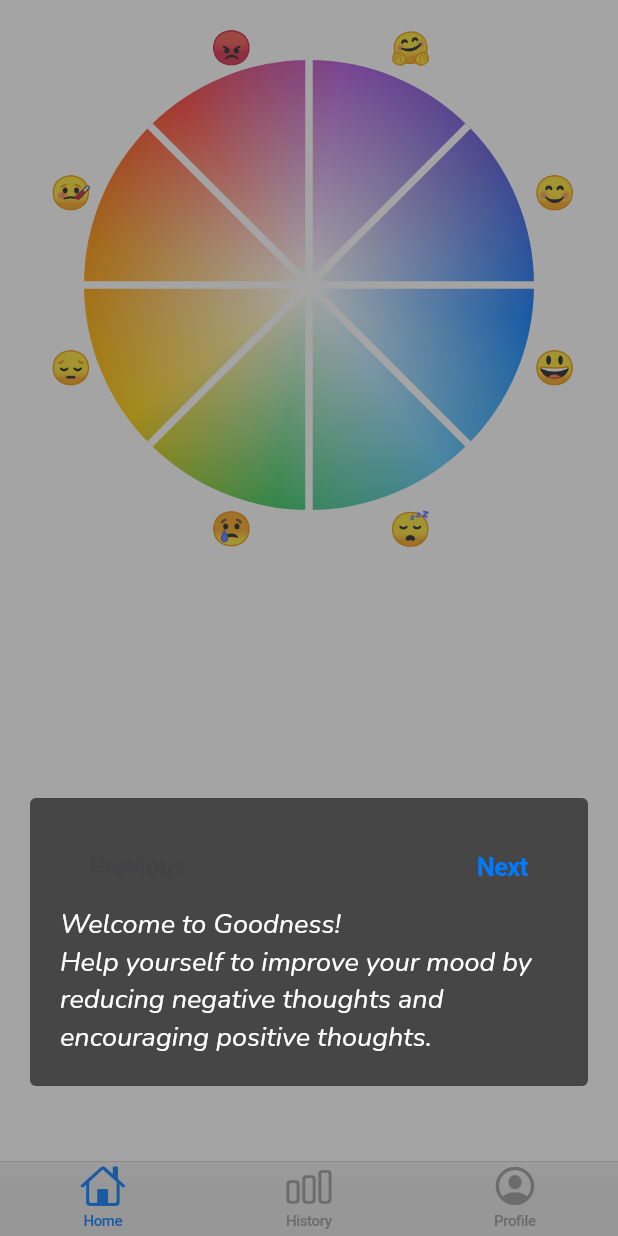
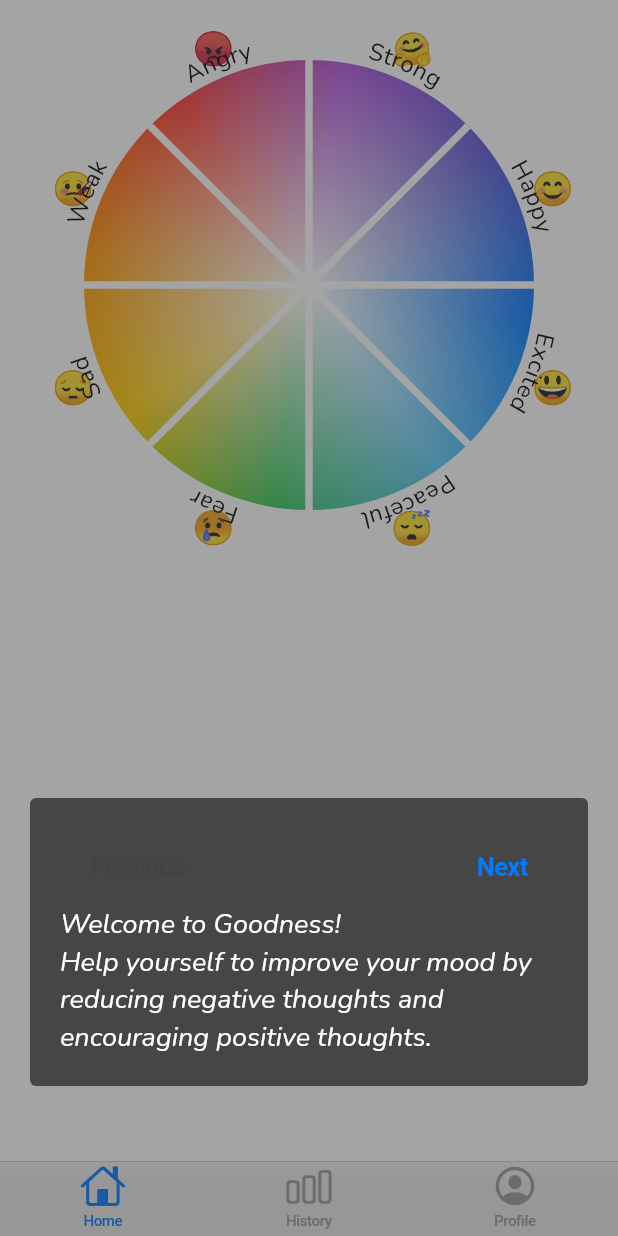
Before and after one commit to omparaday/goodness, a Flutter app: the screen it shows after launch, on a phone screen of 412 x 824 dp. Run offline on Flutter 3.47's test engine with Material 2 defaults, Android fonts, the phone set to English and light mode, and no system bars; our stand-ins replace google_fonts, shared_preferences, sprintf; missing offline and left inert: shared_preferences_web; Roboto replaces fonts that are missing (EmojiOne).

Commit message:
Adding arc text for mood circle in home

```diff
--- a/lib/widgets/MoodCircle.dart
+++ b/lib/widgets/MoodCircle.dart
@@ -7,6 +7,7 @@ import '../home.dart';
 import 'dart:math' as math;
 
 import '../l10n/Localizations.dart';
+import 'ArcText.dart';
 
 class MoodCircle extends StatelessWidget {
   MoodCircle(double this.diameter, this.inset, this.radius, this.sideOfSquare,
@@ -32,7 +33,8 @@ class MoodCircle extends StatelessWidget {
           ..layout())
         .size;
     Widget bigCircle = Container(
-      margin: EdgeInsets.only(left: inset-10, right: inset-10, top: inset, bottom: inset),
+      margin: EdgeInsets.only(
+          left: inset - 10, right: inset - 10, top: inset, bottom: inset),
       width: diameter,
       height: diameter,
       decoration: BoxDecoration(
@@ -73,10 +75,12 @@ class MoodCircle extends StatelessWidget {
             ),
             child: GestureDetector(
               onPanUpdate: _processState == ProcessState.NotTaken
-                  ? (details) => onTapUp(details.localPosition.dx, details.localPosition.dy)
+                  ? (details) => onTapUp(
+                      details.localPosition.dx, details.localPosition.dy)
                   : (details) => null,
-              onPanStart:  _processState == ProcessState.NotTaken
-                  ? (details) => onTapUp(details.localPosition.dx, details.localPosition.dy)
+              onPanStart: _processState == ProcessState.NotTaken
+                  ? (details) => onTapUp(
+                      details.localPosition.dx, details.localPosition.dy)
                   : (details) => null,
               child: Container(
                 decoration: BoxDecoration(
@@ -102,49 +106,75 @@ class MoodCircle extends StatelessWidget {
           children: <Widget>[
             bigCircle,
             Positioned(
-              top: inset + radius - (sideOfSquare/2 + smileySize.height),
-              left: diameter + inset - 10,
+              top: getTop(11*math.pi/8, smileySize.height),
+              left: getLeft(11*math.pi/8, smileySize.height, smileySize.width),
               child: getEmoji("😊", context),
             ),
             Positioned(
-              top: inset + radius + sideOfSquare/2 - smileySize.height/2,
-              left: diameter + inset - 10,
+              top: getTop(13*math.pi/8, smileySize.height),
+              left: getLeft(13*math.pi/8, smileySize.height, smileySize.width),
               child: getEmoji("😃", context),
             ),
             Positioned(
-              top: diameter + inset,
-              left: inset + diameter - (sideOfSquare),
+              top: getTop(15*math.pi/8, smileySize.height),
+              left: getLeft(15*math.pi/8, smileySize.height, smileySize.width),
               child: getEmoji("😴", context),
             ),
             Positioned(
-              top: diameter + inset,
-              left: inset + radius - (sideOfSquare/2 + smileySize.width),
+              top: getTop(math.pi/8, smileySize.height),
+              left: getLeft(math.pi/8, smileySize.height, smileySize.width),
               child: getEmoji("😢", context),
             ),
             Positioned(
-              top: inset + radius + sideOfSquare/2 - smileySize.height/2,
-              left: inset - (10 + smileySize.width),
+              top: getTop(3 * math.pi/8, smileySize.height),
+              left: getLeft(3 * math.pi/8, smileySize.height, smileySize.width),
               child: getEmoji("😔", context),
             ),
             Positioned(
-              top: inset + radius - (sideOfSquare/2 + smileySize.height),
-              left: inset - (10 + smileySize.width),
+              top: getTop(5*math.pi/8, smileySize.height),
+              left: getLeft(5*math.pi/8, smileySize.height, smileySize.width),
               child: getEmoji("🤒", context),
             ),
             Positioned(
-              top: inset - smileySize.height,
-              left: inset + radius - (sideOfSquare/2 + smileySize.width),
+              top: getTop(7*math.pi/8, smileySize.height),
+              left: getLeft(7*math.pi/8, smileySize.height, smileySize.width),
               child: getEmoji("😡", context),
             ),
             Positioned(
-              top: inset - smileySize.height,
-              left: inset + diameter - (sideOfSquare),
+              top: getTop(9*math.pi/8, smileySize.height),
+              left: getLeft(9*math.pi/8, smileySize.height, smileySize.width),
               child: getEmoji("🤗", context),
             ),
+            this.diameter != 300 ? SizedBox.shrink() : Positioned(
+                top: radius + inset,
+                left: radius + inset - 10,
+                child: Stack(children: <Widget>[
+                  buildArcText(context, '😊', 0.25+ math.pi / 4),
+                  buildArcText(context, '😃', 0.2 + math.pi / 2),
+                  buildArcText(context, '😴', 0.15 + (3 * math.pi / 4)),
+                  buildArcText(context, '😢', 0.3 + math.pi),
+                  buildArcText(context, '😔', 0.3 + (5 * math.pi / 4)),
+                  buildArcText(context, '🤒', 0.25 + (3 * math.pi / 2)),
+                  buildArcText(context, '😡', 0.25 + (7 * math.pi / 4)),
+                  buildArcText(context, '🤗', 0.25 + 0)
+                ])),
           ],
         ),
-        Text(getMoodText(context), style: TextStyle(fontSize: LARGE_FONTSIZE),)
+        Text(
+          getMoodText(context),
+          style: TextStyle(fontSize: LARGE_FONTSIZE),
+        )
       ],
+    );
+  }
+
+  ArcText buildArcText(BuildContext context, String emoji, double startAngle) {
+    return ArcText(
+      radius: radius,
+      text: getMoodNameForEmoji(emoji, context),
+      textStyle: CupertinoTheme.of(context).textTheme.textStyle.copyWith(fontSize: SMALL_FONTSIZE),
+      startAngle: startAngle,
+      key: null,
     );
   }
 
@@ -171,7 +201,9 @@ class MoodCircle extends StatelessWidget {
   }
 
   Widget getEmoji(String s, BuildContext context) {
-    return Tooltip(message: getMoodNameForEmoji(s, context), child: RichText(
+    return Tooltip(
+        message: getMoodNameForEmoji(s, context),
+        child: RichText(
           text: TextSpan(
             children: <TextSpan>[
               TextSpan(
@@ -205,6 +237,14 @@ class MoodCircle extends StatelessWidget {
           [getMoodNameForEmoji(getEmojiForXy(x, y, radius), context)]);
     }
     return text;
+  }
+
+  getTop(double angle, double height) {
+    return inset + radius + (((diameter != 300 ? height/2 : height) + radius + 2) * math.cos(angle)) - height/2;
+  }
+
+  getLeft(double angle, double height, double width) {
+    return inset -10 + radius + (-((diameter != 300 ? height/2 : height) + radius + 2) * math.sin(angle)) - width/2;
   }
 }
 
```
Also changed, not shown: lib/widgets/ArcText.dart (added, +82 -0 lines). Lines whose indentation alone changed are shown as unchanged.
